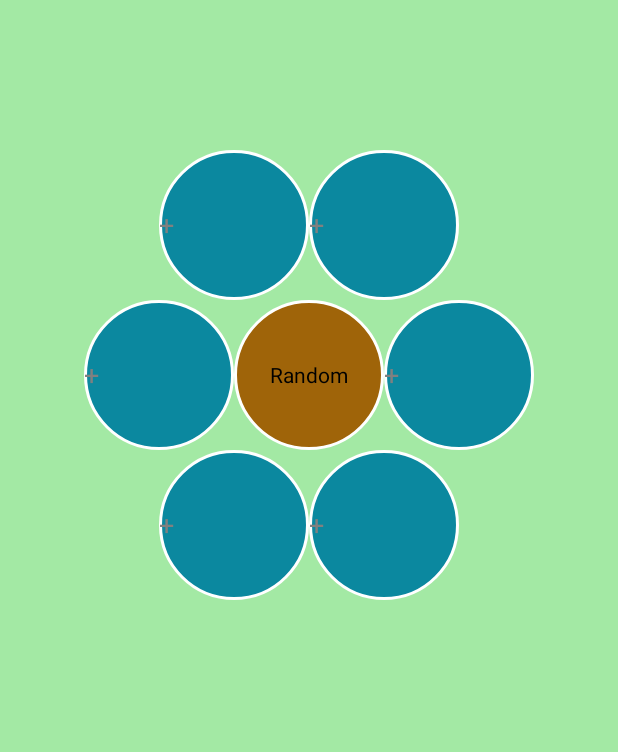
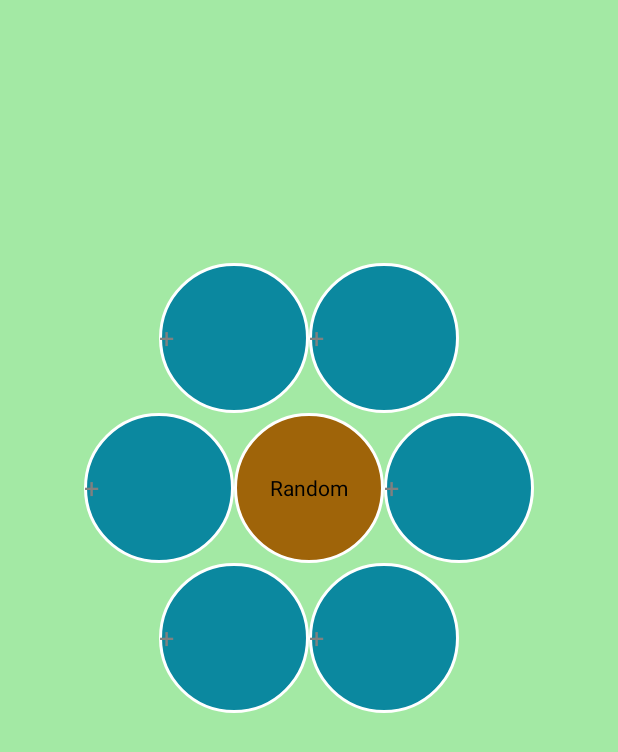
Before and after one commit to marcjulian/dEASYcions, an Android app: the StartPage screen opened directly, with no data from a screen before it, on a phone screen of 412 x 824 dp. Shown: the top 752 px of the screen. Run offline under Robolectric (Android 15) with nearby library versions, the phone set to English and light mode, and no system bars.

Commit message:
Centred Flower

```diff
--- a/app/src/main/res/layout/activity_start_page.xml
+++ b/app/src/main/res/layout/activity_start_page.xml
@@ -2,7 +2,7 @@
     xmlns:tools="http://schemas.android.com/tools"
     android:layout_width="match_parent"
     android:layout_height="match_parent"
-    android:paddingTop="100dp"
+    android:paddingTop="175dp"
     tools:context=".StartPage"
     android:orientation="vertical"
     android:background="@drawable/background">
```
